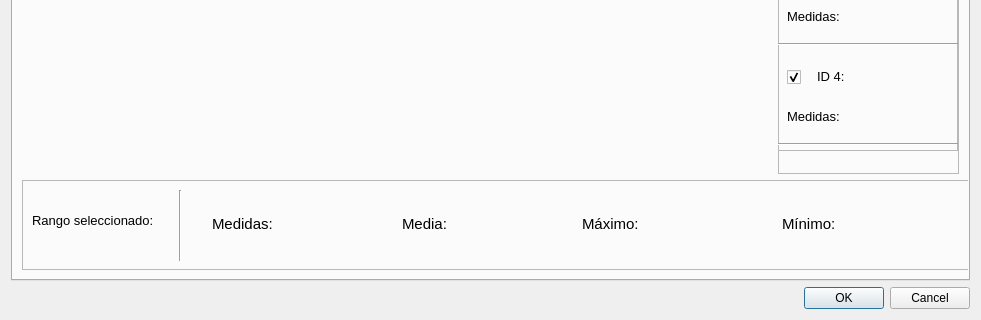
The window that src/dialog_graph_history.ui (AntonioRuizR/UCO-DWM-1001) describes before a commit, drawn with Qt 5; both pictures show x 0 to 981 and y 450 to 770 of the 981 by 770 pixel window.
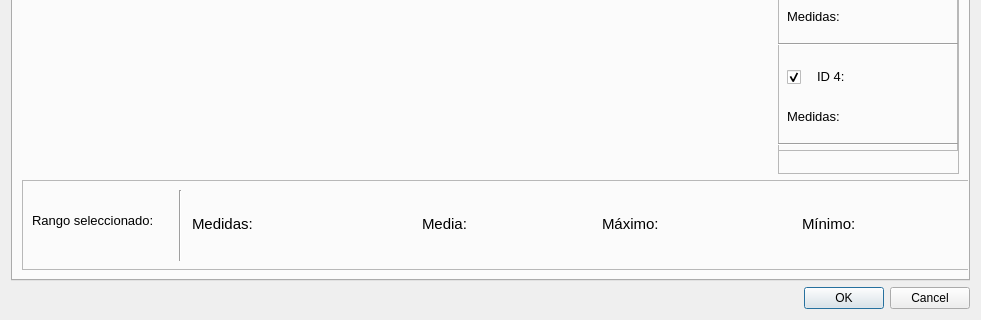
The same window after the commit. Custom widgets are drawn as their Qt base class.

What changed in the file:
```diff
--- a/src/dialog_graph_history.ui
+++ b/src/dialog_graph_history.ui
@@ -493,7 +493,7 @@
          <widget class="QLabel" name="label_9">
           <property name="geometry">
            <rect>
-            <x>450</x>
+            <x>470</x>
             <y>33</y>
             <width>71</width>
             <height>21</height>
@@ -512,7 +512,7 @@
          <widget class="QLabel" name="label_10">
           <property name="geometry">
            <rect>
-            <x>380</x>
+            <x>400</x>
             <y>33</y>
             <width>61</width>
             <height>21</height>
@@ -564,7 +564,7 @@
          <widget class="QLabel" name="label_12">
           <property name="geometry">
            <rect>
-            <x>640</x>
+            <x>660</x>
             <y>33</y>
             <width>71</width>
             <height>21</height>
@@ -583,7 +583,7 @@
          <widget class="QLabel" name="label_13">
           <property name="geometry">
            <rect>
-            <x>560</x>
+            <x>580</x>
             <y>33</y>
             <width>71</width>
             <height>21</height>
@@ -601,7 +601,7 @@
          <widget class="QLabel" name="label_14">
           <property name="geometry">
            <rect>
-            <x>840</x>
+            <x>860</x>
             <y>33</y>
             <width>71</width>
             <height>21</height>
@@ -620,7 +620,7 @@
          <widget class="QLabel" name="label_15">
           <property name="geometry">
            <rect>
-            <x>760</x>
+            <x>780</x>
             <y>33</y>
             <width>71</width>
             <height>21</height>
@@ -638,7 +638,7 @@
          <widget class="QLabel" name="label_16">
           <property name="geometry">
            <rect>
-            <x>260</x>
+            <x>280</x>
             <y>33</y>
             <width>71</width>
             <height>21</height>
@@ -657,9 +657,9 @@
          <widget class="QLabel" name="label_17">
           <property name="geometry">
            <rect>
-            <x>190</x>
+            <x>170</x>
             <y>33</y>
-            <width>81</width>
+            <width>101</width>
             <height>21</height>
            </rect>
           </property>
```
